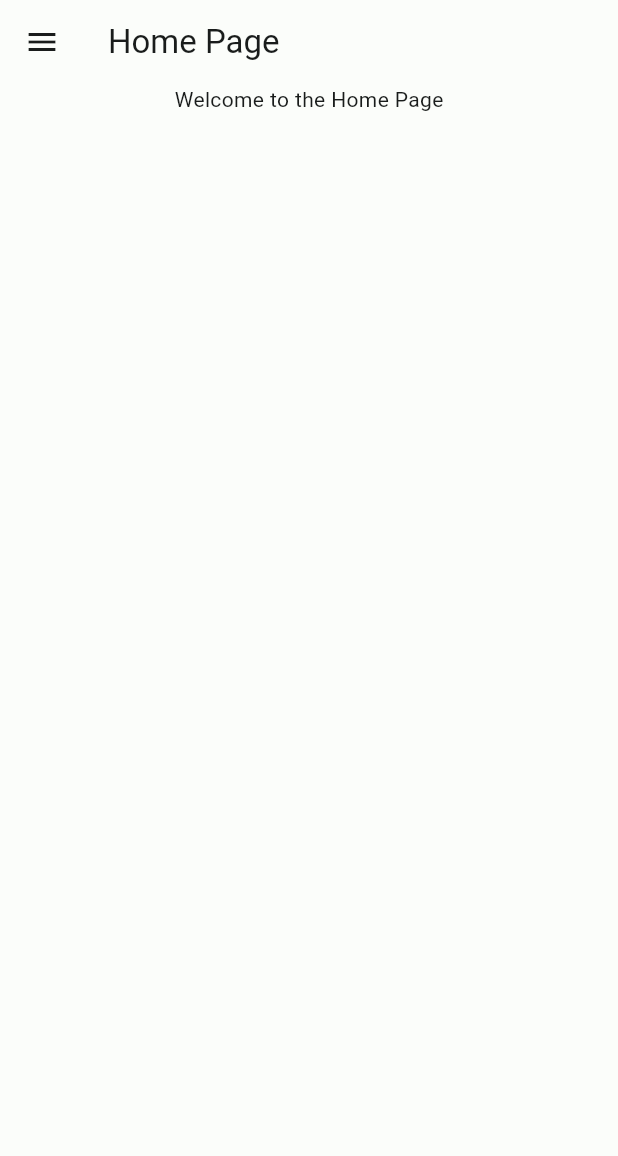
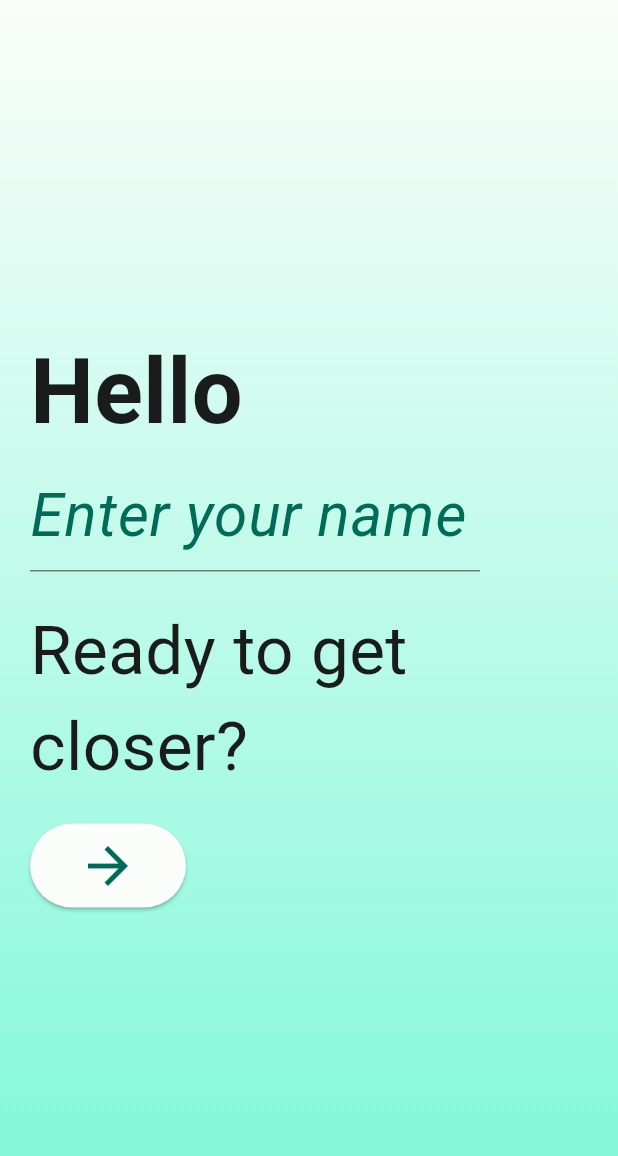
Before and after one commit to Dan1m4D/closely.io, a Flutter app: the screen it shows after launch, on a phone screen of 412 x 824 dp. Shown: the top 1156 px of the screen. Run offline on Flutter 3.47's test engine with Material 3 defaults, Android fonts, the phone set to English and light mode, and no system bars; our stand-ins replace sensors_plus.

Commit message:
login page done

```diff
--- a/lib/main.dart
+++ b/lib/main.dart
@@ -1,5 +1,6 @@
 import 'package:closely_io/pages/gesturePage.dart';
 import 'package:closely_io/pages/homePage.dart';
+import 'package:closely_io/pages/loginPage.dart';
 import 'package:closely_io/pages/settingsPage.dart';
 import 'package:closely_io/providers/themeProvider.dart';
 import 'package:flutter/material.dart';
@@ -29,7 +30,8 @@ class MyApp extends StatelessWidget {
         themeMode: ThemeMode.system,
         initialRoute: '/',
         routes: {
-          '/': (context) => const HomePage(),
+          '/': (context) => const LoginPage(),
+          '/home': (context) => const HomePage(),
           '/gesture': (context) => const GesturePage(),
           '/settings': (context) => const SettingsPage(),
         });
--- a/lib/pages/homePage.dart
+++ b/lib/pages/homePage.dart
@@ -12,12 +12,20 @@ class HomePage extends StatelessWidget {
         title: const Text('Home Page'),
       ),
       drawer: const AppDrawer(),
-      body: const Center(
-        child: Column(
-          children: [
-            Text('Welcome to the Home Page'),
+      body: Center(
+        child: Form(
+          key: const Key('form'),
+          child: Column(
+            children: [
+              const Text('Welcome to Closely.io'),
+              TextFormField(
+                decoration: const InputDecoration(
+                  labelText: 'Enter your name',
+                ),
+              ),
 
-          ],
+              ],
+          ),
         ),
       ),
     );
--- /dev/null
+++ b/lib/pages/loginPage.dart
@@ -0,0 +1,86 @@
+import 'package:flutter/material.dart';
+import 'package:flutter/widgets.dart';
+
+class LoginPage extends StatefulWidget {
+  const LoginPage({super.key});
+
+  @override
+  State<LoginPage> createState() => _LoginPageState();
+}
+
+class _LoginPageState extends State<LoginPage> {
+  @override
+  Widget build(BuildContext context) {
+    return Scaffold(
+      body: Container(
+        width: double.infinity,
+        height: double.infinity,
+        decoration: BoxDecoration(
+          gradient: LinearGradient(
+            colors: [
+              Theme.of(context).colorScheme.background,
+              Theme.of(context).colorScheme.primaryContainer,
+            ],
+            begin: Alignment.topCenter,
+            end: Alignment.bottomCenter,
+          ),
+        ),
+        child: Padding(
+          padding: const EdgeInsets.all(20.0),
+          child: Column(
+            mainAxisAlignment: MainAxisAlignment.center,
+            crossAxisAlignment: CrossAxisAlignment.start,
+            children: [
+              const Text(
+                'Hello',
+                style: TextStyle(fontSize: 60, fontWeight: FontWeight.bold),
+              ),
+              SizedBox(
+                width: 300,
+                child: TextFormField(
+                  style: TextStyle(
+                      color: Theme.of(context).colorScheme.primary,
+                      fontSize: 40,
+                      fontStyle: FontStyle.italic),
+                  decoration: InputDecoration(
+                    hintText: 'Enter your name',
+                    hintStyle:
+                        TextStyle(color: Theme.of(context).colorScheme.primary),
+                  ),
+                  validator: (value) {
+                    if (value == null || value.isEmpty) {
+                      return 'Please enter some text';
+                    }
+                    return null;
+                  },
+                ),
+              ),
+              const SizedBox(
+                height: 20,
+              ),
+              const SizedBox(
+                width: 300,
+                child: Text(
+                  "Ready to get closer?",
+                  style: TextStyle(fontSize: 45),
+                ),
+              ),
+              const SizedBox(
+                height: 20,
+              ),
+              ElevatedButton(
+                onPressed: () {
+                  Navigator.pushReplacementNamed(context, '/home');
+                },
+                child: const Padding(
+                  padding: EdgeInsets.all(8.0),
+                  child: Icon(Icons.arrow_forward, size: 40),
+                ),
+              ),
+            ],
+          ),
+        ),
+      ),
+    );
+  }
+}
--- a/pubspec.yaml
+++ b/pubspec.yaml
@@ -38,6 +38,8 @@ dependencies:
   sensors_plus: ^4.0.2
   flutter_nearby_connections: ^1.1.2
   provider: ^6.1.2
+  nearby_connections: ^4.0.1
+  hive: ^2.2.3
 
 dev_dependencies:
   flutter_test:
```
Also changed, not shown: 5 other files.
